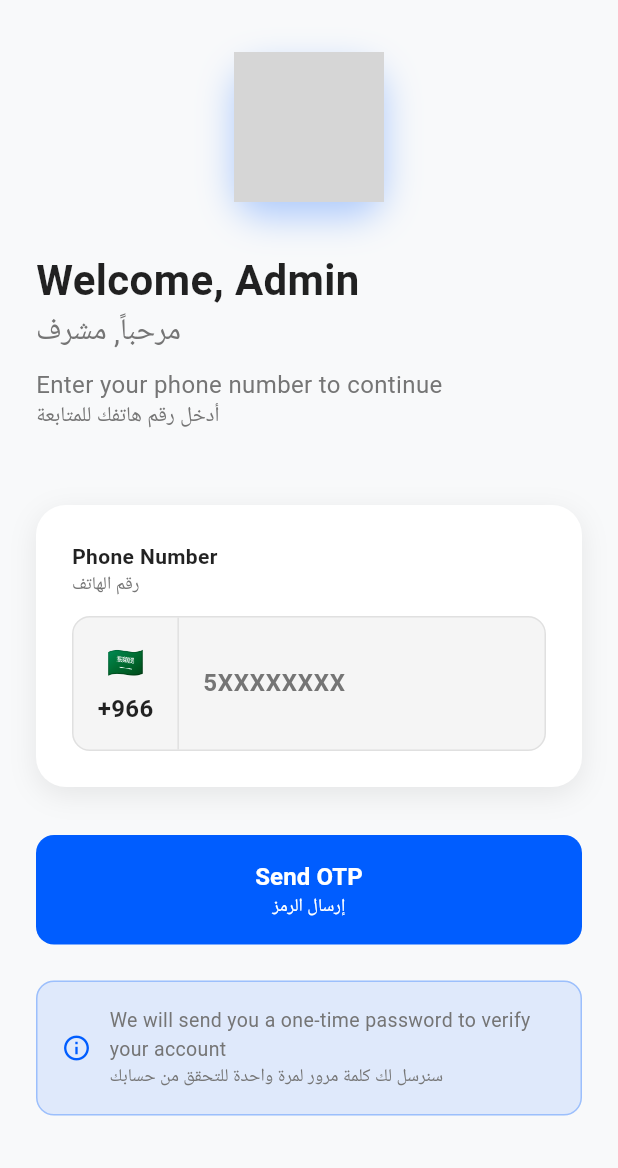
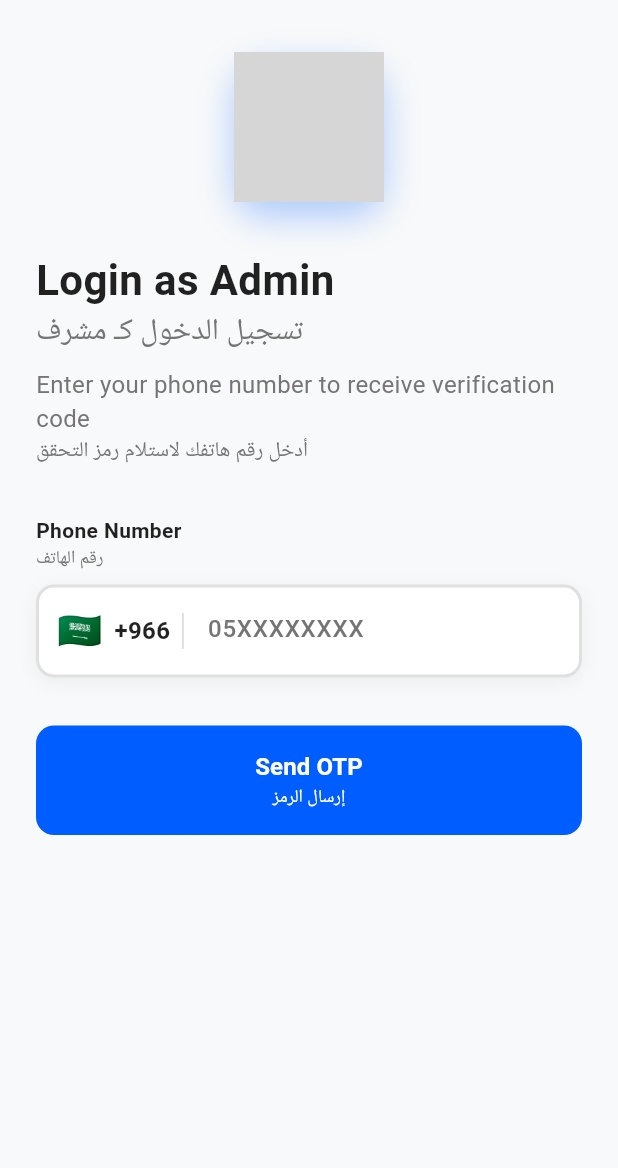
Before and after one commit to WaseeqSiddiqui/HANDYMAN_Admin_And_Worker_App, a Flutter app: the screen it shows after launch, after a tap on "Admin", on a phone screen of 412 x 824 dp, the part 68-1236 px from its top. Run offline on Flutter 3.47's test engine with Material 3 defaults, Android fonts, the phone set to English and light mode, and no system bars; our stand-ins replace firebase_auth, firebase_core, open_filex, pdf; accounts and stored records are empty; grey boxes are pictures that could not be loaded.

Commit message:
ATHORIZATION ADDED

```diff
--- a/lib/main.dart
+++ b/lib/main.dart
@@ -1,10 +1,15 @@
 import 'package:flutter/material.dart';
 import 'package:provider/provider.dart';
+import 'package:firebase_core/firebase_core.dart';
 import 'providers/app_state_provider.dart';
 import 'screens/auth/role_selection.dart';
 
-void main() {
+void main() async {
   WidgetsFlutterBinding.ensureInitialized();
+
+  // Initialize Firebase
+  await Firebase.initializeApp();
+
   runApp(const AdminWorkerApp());
 }
 
@@ -30,7 +35,7 @@ class AdminWorkerApp extends StatelessWidget {
             brightness: Brightness.light,
           ),
           useMaterial3: true,
-          scaffoldBackgroundColor: const Color(0xFFF8F9FA), // Updated to match customer app
+          scaffoldBackgroundColor: const Color(0xFFF8F9FA),
         ),
         darkTheme: ThemeData(
           colorScheme: ColorScheme.fromSeed(
--- a/lib/screens/auth/phone_login.dart
+++ b/lib/screens/auth/phone_login.dart
@@ -1,7 +1,7 @@
 import 'package:flutter/material.dart';
 import 'package:flutter/services.dart';
 import 'otp_verification.dart';
-import '/services/worker_auth_service.dart';
+import '/services/firebase_auth_service.dart';
 import '/utils/auth_translations.dart';
 
 class PhoneLoginScreen extends StatefulWidget {
@@ -15,97 +15,151 @@ class PhoneLoginScreen extends StatefulWidget {
 
 class _PhoneLoginScreenState extends State<PhoneLoginScreen> {
   final TextEditingController _phoneController = TextEditingController();
+  final FirebaseAuthService _authService = FirebaseAuthService();
   bool _isLoading = false;
 
-  void _sendOTP() {
-    if (_phoneController.text.length == 10) {
-      String phoneInput = _phoneController.text.trim();
-      final fullPhoneNumber = '+966$phoneInput';
+  String _formatPhoneNumber(String phone) {
+    // Remove any spaces or special characters
+    phone = phone.replaceAll(RegExp(r'[^\d+]'), '');
 
-      debugPrint('🔍 Login attempt: $fullPhoneNumber for role: ${widget.role}');
-
-      if (widget.role == 'Worker') {
-        final authService = WorkerAuthService();
-
-        final allWorkers = authService.getAllWorkers();
-        debugPrint('📋 Total registered workers: ${allWorkers.length}');
-        for (var w in allWorkers) {
-          debugPrint('   ✓ ${w.phone} - ${w.name} (${w.status})');
+    // If phone starts with 05, convert to +9665
+    if (phone.startsWith('05')) {
+      phone = '+966${phone.substring(1)}';
+    }
+    // If phone starts with 5 (without 0), add +966
+    else if (phone.startsWith('5') && !phone.startsWith('+')) {
+      phone = '+966$phone';
+    }
+    // If phone doesn't have country code, assume Saudi Arabia
+    else if (!phone.startsWith('+')) {
+      phone = '+966$phone';
     }
 
-        if (!authService.isWorkerRegistered(fullPhoneNumber)) {
-          debugPrint('❌ Worker NOT registered: $fullPhoneNumber');
+    return phone;
+  }
+
+  bool _isValidSaudiPhone(String phone) {
+    // Remove country code for validation
+    String digits = phone.replaceAll('+966', '').replaceAll(RegExp(r'\s+'), '');
+
+    // Saudi mobile numbers: 5XXXXXXXX (9 digits starting with 5)
+    return digits.length == 9 && digits.startsWith('5');
+  }
+
+  void _sendOTP() async {
+    String phone = _phoneController.text.trim();
+
+    if (phone.isEmpty) {
+      _showError(
+        AuthTranslations.getEnglish(AuthTranslations.phoneRequired),
+        AuthTranslations.getArabic(AuthTranslations.phoneRequired),
+      );
+      return;
+    }
+
+    // Format phone number
+    String formattedPhone = _formatPhoneNumber(phone);
+
+    // Validate phone number
+    if (!_isValidSaudiPhone(formattedPhone)) {
+      _showError(
+        'Please enter a valid Saudi phone number (e.g., 0512345678)',
+        'يرجى إدخال رقم هاتف سعودي صحيح (مثال: 0512345678)',
+      );
+      return;
+    }
+
+    setState(() => _isLoading = true);
+
+    try {
+      await _authService.sendOTP(
+        phoneNumber: formattedPhone,
+        onCodeSent: (verificationId) {
+          setState(() => _isLoading = false);
+
+          // Show success message
           ScaffoldMessenger.of(context).showSnackBar(
             SnackBar(
               content: Column(
                 crossAxisAlignment: CrossAxisAlignment.start,
                 mainAxisSize: MainAxisSize.min,
                 children: [
-                  Text(AuthTranslations.getEnglish(AuthTranslations.workerNotRegistered)),
-                  Text('Phone: $fullPhoneNumber'),
-                  Text(AuthTranslations.getEnglish(AuthTranslations.contactAdmin)),
+                  Text(AuthTranslations.getEnglish(AuthTranslations.otpSentSuccess)),
+                  Text(AuthTranslations.getArabic(AuthTranslations.otpSentSuccess)),
                 ],
               ),
-              backgroundColor: Colors.red,
-              duration: const Duration(seconds: 5),
+              backgroundColor: const Color(0xFF005DFF),
             ),
           );
-          return;
+
+          // Navigate to OTP verification screen
+          Navigator.push(
+            context,
+            MaterialPageRoute(
+              builder: (context) => OTPVerificationScreen(
+                phoneNumber: formattedPhone,
+                role: widget.role,
+                verificationId: verificationId,
+              ),
+            ),
+          );
+        },
+        onError: (error) {
+          setState(() => _isLoading = false);
+          _showError(
+            'Error: $error',
+            'خطأ: $error',
+          );
+        },
+        onAutoVerify: (credential) async {
+          // Auto verification happened (Android only)
+          setState(() => _isLoading = false);
+
+          // Show success and navigate
+          ScaffoldMessenger.of(context).showSnackBar(
+            const SnackBar(
+              content: Text('Phone verified automatically!'),
+              backgroundColor: Colors.green,
+            ),
+          );
+
+          // Navigate to appropriate dashboard
+          _navigateToDashboard(formattedPhone);
+        },
+      );
+    } catch (e) {
+      setState(() => _isLoading = false);
+      _showError(
+        'Failed to send OTP: ${e.toString()}',
+        'فشل في إرسال رمز التحقق: ${e.toString()}',
+      );
+    }
   }
 
-        final worker = authService.getWorkerByPhone(fullPhoneNumber);
-        debugPrint('✅ Found worker: ${worker?.name} - Status: ${worker?.status}');
+  void _navigateToDashboard(String phoneNumber) {
+    if (widget.role == 'Worker') {
+      // Navigate to worker dashboard
+      // Import your worker dashboard and navigate
+    } else {
+      // Navigate to admin dashboard
+      // Import your admin dashboard and navigate
+    }
+  }
 
-        if (worker?.status != 'Active') {
+  void _showError(String englishMessage, String arabicMessage) {
     ScaffoldMessenger.of(context).showSnackBar(
       SnackBar(
         content: Column(
           crossAxisAlignment: CrossAxisAlignment.start,
           mainAxisSize: MainAxisSize.min,
           children: [
-                  Text(AuthTranslations.getEnglish(AuthTranslations.accountBlocked)),
-                  Text(AuthTranslations.getEnglish(AuthTranslations.accountBlockedMessage)),
-                ],
-              ),
-              backgroundColor: Colors.red,
-              duration: const Duration(seconds: 4),
-            ),
-          );
-          return;
-        }
-      }
-
-      setState(() => _isLoading = true);
-
-      Future.delayed(const Duration(seconds: 2), () {
-        if (mounted) {
-          setState(() => _isLoading = false);
-          Navigator.push(
-            context,
-            MaterialPageRoute(
-              builder: (context) => OTPVerificationScreen(
-                phoneNumber: fullPhoneNumber,
-                role: widget.role,
-              ),
-            ),
-          );
-        }
-      });
-    } else {
-      ScaffoldMessenger.of(context).showSnackBar(
-        SnackBar(
-          content: Column(
-            crossAxisAlignment: CrossAxisAlignment.start,
-            mainAxisSize: MainAxisSize.min,
-            children: [
-              Text(AuthTranslations.getEnglish(AuthTranslations.validPhoneError)),
-              Text(AuthTranslations.getArabic(AuthTranslations.validPhoneError)),
+            Text(englishMessage),
+            Text(arabicMessage),
           ],
         ),
         backgroundColor: Colors.red,
       ),
     );
-    }
   }
 
   @override
@@ -178,12 +232,12 @@ class _PhoneLoginScreenState extends State<PhoneLoginScreen> {
               ),
               const SizedBox(height: 32),
 
-              // Welcome - Column Format
+              // Login As - Column Format
               Column(
                 crossAxisAlignment: CrossAxisAlignment.start,
                 children: [
                   Text(
-                    '${AuthTranslations.getEnglish(AuthTranslations.welcome)}, ${widget.role}',
+                    '${AuthTranslations.getEnglish(AuthTranslations.loginAs)} ${widget.role}',
                     style: TextStyle(
                       fontSize: 28,
                       fontWeight: FontWeight.bold,
@@ -191,7 +245,7 @@ class _PhoneLoginScreenState extends State<PhoneLoginScreen> {
                     ),
                   ),
                   Text(
-                    '${AuthTranslations.getArabic(AuthTranslations.welcome)}, ${widget.role == 'Admin' ? 'مشرف' : 'عامل'}',
+                    '${AuthTranslations.getArabic(AuthTranslations.loginAs)} ${AuthTranslations.getArabic(widget.role == 'Admin' ? AuthTranslations.admin : AuthTranslations.worker)}',
                     style: TextStyle(
                       fontSize: 20,
                       color: subtitleColor,
@@ -206,14 +260,14 @@ class _PhoneLoginScreenState extends State<PhoneLoginScreen> {
                 crossAxisAlignment: CrossAxisAlignment.start,
                 children: [
                   Text(
-                    AuthTranslations.getEnglish(AuthTranslations.enterPhoneToContinue),
+                    AuthTranslations.getEnglish(AuthTranslations.enterPhone),
                     style: TextStyle(
                       fontSize: 16,
                       color: subtitleColor,
                     ),
                   ),
                   Text(
-                    AuthTranslations.getArabic(AuthTranslations.enterPhoneToContinue),
+                    AuthTranslations.getArabic(AuthTranslations.enterPhone),
                     style: TextStyle(
                       fontSize: 14,
                       color: subtitleColor,
@@ -221,25 +275,9 @@ class _PhoneLoginScreenState extends State<PhoneLoginScreen> {
                   ),
                 ],
               ),
-              const SizedBox(height: 48),
+              const SizedBox(height: 32),
 
-              Container(
-                padding: const EdgeInsets.all(24),
-                decoration: BoxDecoration(
-                  color: cardColor,
-                  borderRadius: BorderRadius.circular(20),
-                  boxShadow: [
-                    BoxShadow(
-                      color: Colors.black.withOpacity(isDark ? 0.3 : 0.08),
-                      blurRadius: 15,
-                      offset: const Offset(0, 5),
-                    ),
-                  ],
-                ),
-                child: Column(
-                  crossAxisAlignment: CrossAxisAlignment.start,
-                  children: [
-                    // Phone Number Label - Column Format
+              // Phone Number - Column Format
               Column(
                 crossAxisAlignment: CrossAxisAlignment.start,
                 children: [
@@ -260,34 +298,49 @@ class _PhoneLoginScreenState extends State<PhoneLoginScreen> {
                   ),
                 ],
               ),
-                    const SizedBox(height: 12),
+              const SizedBox(height: 8),
+
               Container(
                 decoration: BoxDecoration(
-                        color: isDark ? const Color(0xFF0F172A) : Colors.grey.shade100,
+                  color: cardColor,
                   borderRadius: BorderRadius.circular(12),
                   border: Border.all(
                     color: isDark ? Colors.grey.shade700 : Colors.grey.shade300,
+                    width: 2,
                   ),
+                  boxShadow: [
+                    BoxShadow(
+                      color: Colors.black.withOpacity(isDark ? 0.3 : 0.05),
+                      blurRadius: 10,
+                      offset: const Offset(0, 3),
                     ),
+                  ],
+                ),
+                child: TextField(
+                  controller: _phoneController,
+                  keyboardType: TextInputType.phone,
+                  style: TextStyle(
+                    fontSize: 16,
+                    fontWeight: FontWeight.w500,
+                    color: textColor,
+                  ),
+                  inputFormatters: [
+                    FilteringTextInputFormatter.allow(RegExp(r'[0-9+]')),
+                    LengthLimitingTextInputFormatter(13), // +966XXXXXXXXX
+                  ],
+                  decoration: InputDecoration(
+                    hintText: '05XXXXXXXX',
+                    hintStyle: TextStyle(color: subtitleColor),
+                    prefixIcon: Container(
+                      padding: const EdgeInsets.all(12),
                       child: Row(
+                        mainAxisSize: MainAxisSize.min,
                         children: [
-                          Container(
-                            padding: const EdgeInsets.symmetric(horizontal: 16, vertical: 16),
-                            decoration: BoxDecoration(
-                              border: Border(
-                                right: BorderSide(
-                                  color: isDark ? Colors.grey.shade700 : Colors.grey.shade300,
+                          Text(
+                            '🇸🇦',
+                            style: const TextStyle(fontSize: 24),
                           ),
-                              ),
-                            ),
-                            child: Column(
-                              mainAxisAlignment: MainAxisAlignment.center,
-                              children: [
-                                const Text(
-                                  '🇸🇦',
-                                  style: TextStyle(fontSize: 20),
-                                ),
-                                const SizedBox(height: 4),
+                          const SizedBox(width: 8),
                           Text(
                             '+966',
                             style: TextStyle(
@@ -296,34 +349,21 @@ class _PhoneLoginScreenState extends State<PhoneLoginScreen> {
                               color: textColor,
                             ),
                           ),
-                              ],
-                            ),
-                          ),
-                          Expanded(
-                            child: TextField(
-                              controller: _phoneController,
-                              keyboardType: TextInputType.phone,
-                              inputFormatters: [
-                                FilteringTextInputFormatter.digitsOnly,
-                                LengthLimitingTextInputFormatter(10),
-                              ],
-                              style: TextStyle(
-                                fontSize: 16,
-                                fontWeight: FontWeight.w600,
-                                color: textColor,
-                              ),
-                              decoration: InputDecoration(
-                                hintText: AuthTranslations.phoneHint,
-                                hintStyle: TextStyle(color: subtitleColor),
-                                border: InputBorder.none,
-                                contentPadding: const EdgeInsets.symmetric(horizontal: 16, vertical: 16),
-                              ),
-                            ),
+                          const SizedBox(width: 8),
+                          Container(
+                            width: 1,
+                            height: 24,
+                            color: subtitleColor.withOpacity(0.3),
                           ),
                         ],
                       ),
                     ),
-                  ],
+                    border: InputBorder.none,
+                    contentPadding: const EdgeInsets.symmetric(
+                      horizontal: 16,
+                      vertical: 16,
+                    ),
+                  ),
                 ),
               ),
               const SizedBox(height: 32),
@@ -371,53 +411,6 @@ class _PhoneLoginScreenState extends State<PhoneLoginScreen> {
                   ),
                 ),
               ),
-              const SizedBox(height: 24),
-
-              Container(
-                padding: const EdgeInsets.all(16),
-                decoration: BoxDecoration(
-                  color: const Color(0xFF005DFF).withOpacity(0.1),
-                  borderRadius: BorderRadius.circular(12),
-                  border: Border.all(
-                    color: const Color(0xFF005DFF).withOpacity(0.3),
-                  ),
-                ),
-                child: Row(
-                  children: [
-                    const Icon(
-                      Icons.info_outline,
-                      color: Color(0xFF005DFF),
-                      size: 20,
-                    ),
-                    const SizedBox(width: 12),
-                    Expanded(
-                      child: Column(
-                        crossAxisAlignment: CrossAxisAlignment.start,
-                        children: [
-                          Text(
-                            widget.role == 'Worker'
-                                ? AuthTranslations.getEnglish(AuthTranslations.workersMustBeRegistered)
-                                : AuthTranslations.getEnglish(AuthTranslations.otpInfo),
-                            style: TextStyle(
-                              fontSize: 13,
-                              color: subtitleColor,
-                            ),
-                          ),
-                          Text(
-                            widget.role == 'Worker'
-                                ? AuthTranslations.getArabic(AuthTranslations.workersMustBeRegistered)
-                                : AuthTranslations.getArabic(AuthTranslations.otpInfo),
-                            style: TextStyle(
-                              fontSize: 12,
-                              color: subtitleColor,
-                            ),
-                          ),
-                        ],
-                      ),
-                    ),
-                  ],
-                ),
-              ),
             ],
           ),
         ),
--- a/lib/utils/auth_translations.dart
+++ b/lib/utils/auth_translations.dart
@@ -11,10 +11,13 @@ class AuthTranslations {
 
   // Phone Login Screen
   static const String welcome = 'Welcome\nمرحباً';
+  static const String loginAs = 'Login as\nتسجيل الدخول كـ';
+  static const String enterPhone = 'Enter your phone number to receive verification code\nأدخل رقم هاتفك لاستلام رمز التحقق';
   static const String enterPhoneToContinue = 'Enter your phone number to continue\nأدخل رقم هاتفك للمتابعة';
   static const String phoneNumber = 'Phone Number\nرقم الهاتف';
   static const String saudiArabia = 'Saudi Arabia\nالسعودية';
   static const String phoneHint = '5XXXXXXXX';
+  static const String phoneRequired = 'Phone number is required\nرقم الهاتف مطلوب';
   static const String sendOtp = 'Send OTP\nإرسال الرمز';
   static const String workersMustBeRegistered = 'Workers must be registered by admin before login\nيجب تسجيل العمال من قبل المشرف قبل تسجيل الدخول';
   static const String otpInfo = 'We will send you a one-time password to verify your account\nسنرسل لك كلمة مرور لمرة واحدة للتحقق من حسابك';
```
Also changed, not shown: lib/screens/auth/otp_verification.dart (+105 -19 lines), lib/services/firebase_auth_service.dart (added, +188 -0 lines), lib/firebase_options.dart (added). Lines whose indentation alone changed are shown as unchanged.
